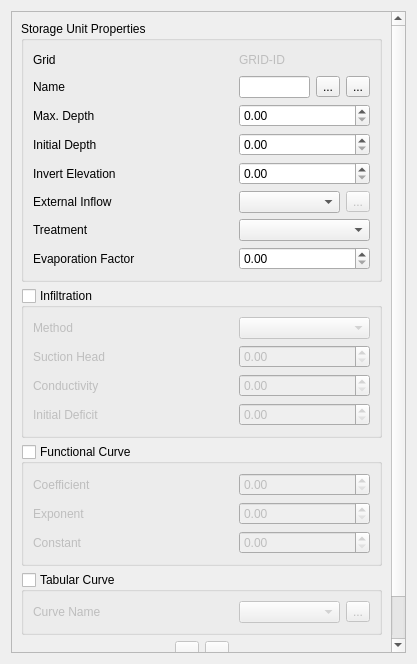
First picture: the form in flo2d/ui/storage_unit_attributes.ui, repository FLO-2DSoftware/qgis-flo-2d-plugin, before the edit.
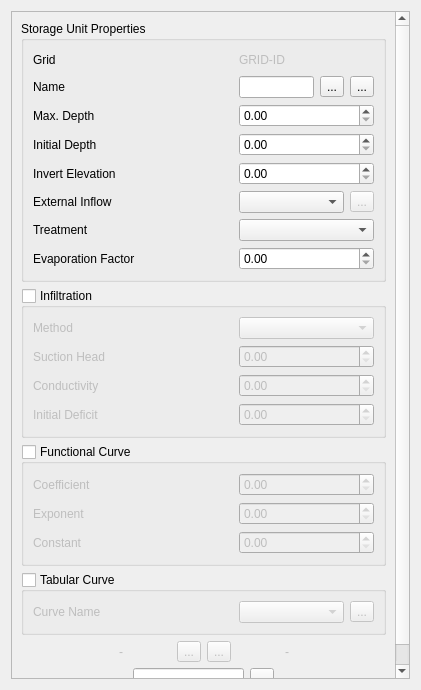
Second picture: the form after the edit. Icons and pictures are not drawn.

Diff of the .ui file:
```diff
--- a/flo2d/ui/storage_unit_attributes.ui
+++ b/flo2d/ui/storage_unit_attributes.ui
@@ -6,8 +6,8 @@
    <rect>
     <x>0</x>
     <y>0</y>
-    <width>417</width>
-    <height>664</height>
+    <width>421</width>
+    <height>690</height>
    </rect>
   </property>
   <property name="windowTitle">
@@ -24,8 +24,8 @@
        <rect>
         <x>0</x>
         <y>0</y>
-        <width>397</width>
-        <height>644</height>
+        <width>401</width>
+        <height>670</height>
        </rect>
       </property>
       <layout class="QGridLayout" name="gridLayout_5">
```
